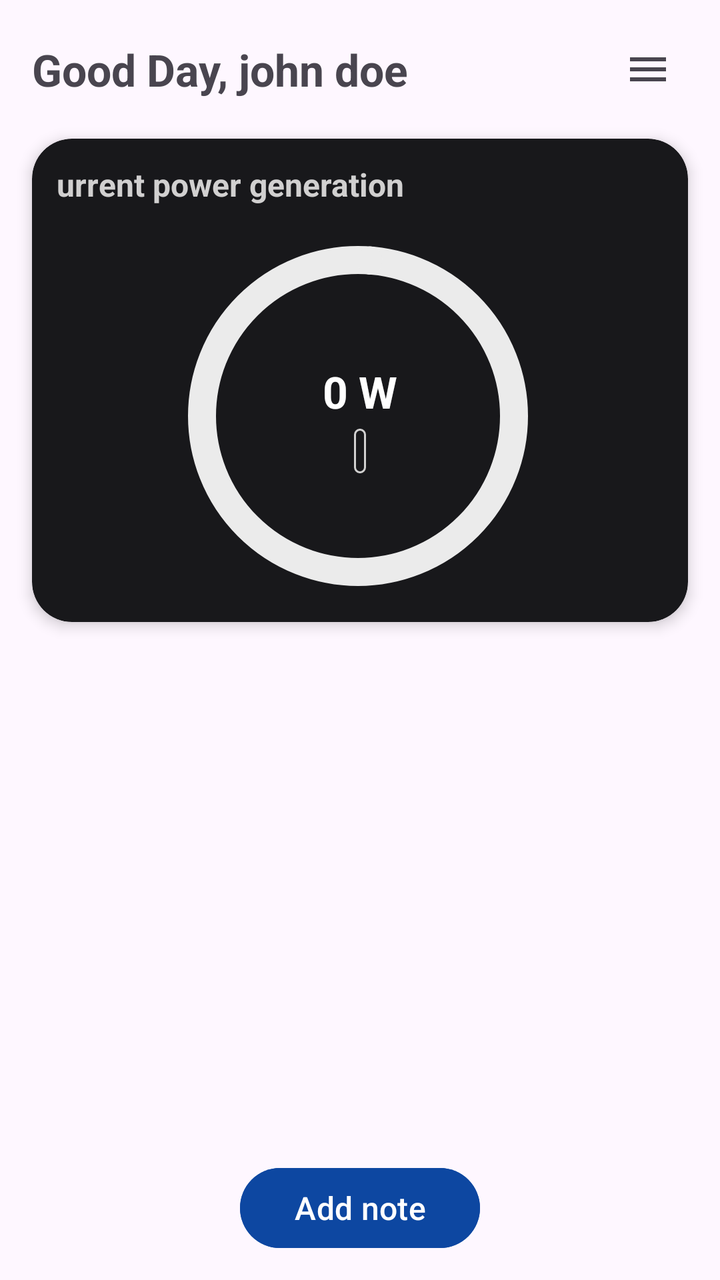
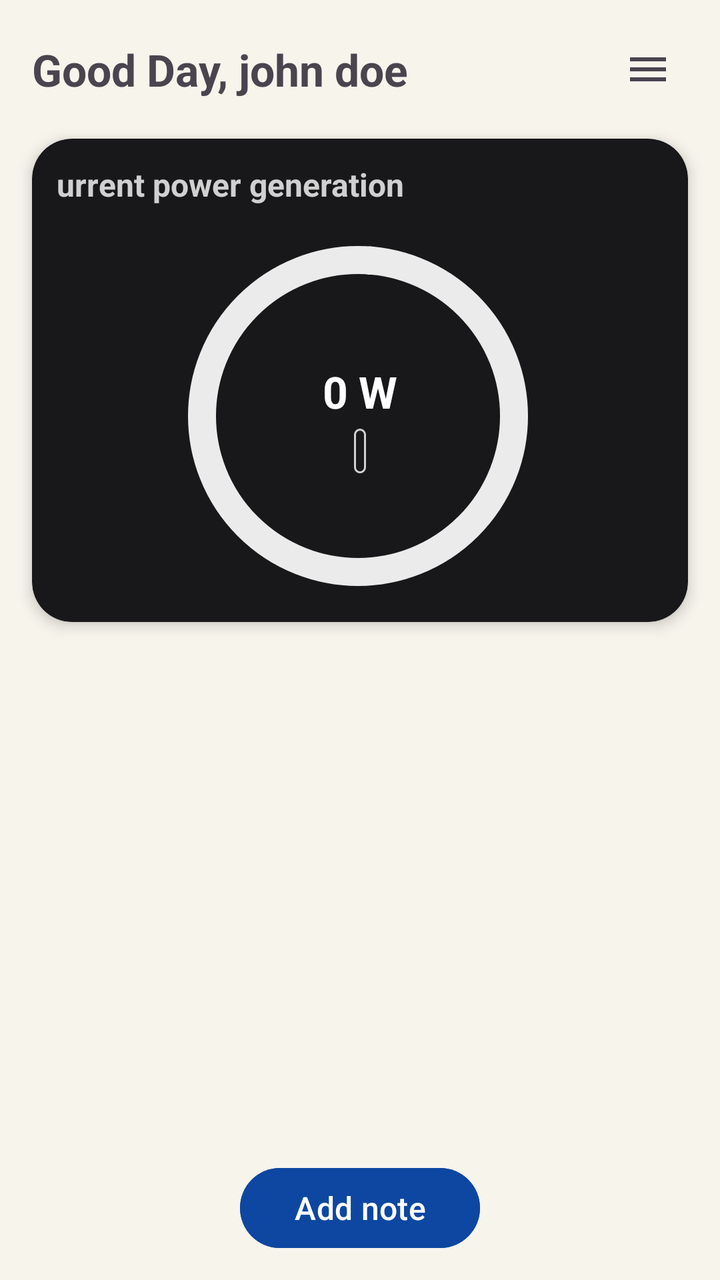

Two renders of the same Android screen: before a commit and after it. Below are the layout's source before the change and the commit's diff.
<!-- AndroidManifest.xml: application theme Theme.ApplicationLayerSoftwareFrameworkforSolarPoweredIoTSystems -->
<!-- res/layout/fragment_home.xml -->
<?xml version="1.0" encoding="utf-8"?>
<FrameLayout xmlns:android="http://schemas.android.com/apk/res/android"
    xmlns:app="http://schemas.android.com/apk/res-auto"
    xmlns:tools="http://schemas.android.com/tools"
    android:layout_width="match_parent"
    android:layout_height="match_parent"
    android:orientation="vertical"
    tools:context=".home">

   <androidx.core.widget.NestedScrollView
       android:layout_width="match_parent"
       android:layout_height="match_parent"
       android:fillViewport="true">

       <androidx.constraintlayout.widget.ConstraintLayout
           android:layout_width="match_parent"
           android:layout_height="match_parent"
           android:paddingBottom="24dp">

           <TextView
               android:id="@+id/home_greeting"
               android:layout_width="wrap_content"
               android:layout_height="wrap_content"
               android:layout_marginStart="16dp"
               android:layout_marginTop="20dp"
               android:text="Good Day, john doe"
               android:textSize="22sp"
               android:textStyle="bold"
               app:layout_constraintStart_toStartOf="parent"
               app:layout_constraintTop_toTopOf="parent" />

           <ImageView
               android:id="@+id/home_menu_icon"
               android:layout_width="40dp"
               android:layout_height="40dp"
               android:layout_marginEnd="16dp"
               android:background="?selectableItemBackground"
               android:clickable="true"
               android:contentDescription="Menu"
               android:focusable="true"
               android:padding="8dp"
               android:src="@drawable/tn_home_menu"
               app:layout_constraintBottom_toBottomOf="@+id/home_greeting"
               app:layout_constraintEnd_toEndOf="parent"
               app:layout_constraintTop_toTopOf="@+id/home_greeting"


               />

           <androidx.cardview.widget.CardView
               android:id="@+id/cardView"
               android:layout_width="0dp"
               android:layout_height="wrap_content"
               android:layout_marginStart="16dp"
               android:layout_marginEnd="16dp"
               android:layout_marginTop="20dp"
               app:cardBackgroundColor="#18181B"
               app:cardCornerRadius="20dp"
               app:cardElevation="4dp"
               app:layout_constraintEnd_toEndOf="parent"
               app:layout_constraintStart_toStartOf="parent"
               app:layout_constraintTop_toBottomOf="@+id/home_greeting">

               <LinearLayout
                   android:layout_width="match_parent"
                   android:layout_height="wrap_content"
                   android:gravity="center"
                   android:orientation="vertical"
                   android:padding="12dp"
                   android:paddingTop="10dp">

                   <TextView
                       android:layout_width="wrap_content"
                       android:layout_height="wrap_content"
                       android:layout_marginEnd="70dp"
                       android:text="@string/home_power_generation_heading"
                       android:textColor="@color/grey"
                       android:textSize="16sp"
                       android:textStyle="bold" />

                   <FrameLayout
                       android:layout_width="180dp"
                       android:layout_height="180dp"
                       android:layout_gravity="center"
                       android:layout_marginTop="16dp">

                       <com.google.android.material.progressindicator.CircularProgressIndicator
                           android:id="@+id/progress_bar"
                           android:layout_width="match_parent"
                           android:layout_height="match_parent"
                           android:indeterminate="false"
                           android:max="100"
                           app:indicatorColor="@color/otp_textColor"
                           app:indicatorSize="170dp"
                           app:trackColor="#EBEBEB"
                           app:trackCornerRadius="6dp"
                           app:trackThickness="14dp" />

                       <LinearLayout
                           android:layout_width="match_parent"
                           android:layout_height="match_parent"
                           android:gravity="center"
                           android:orientation="vertical"
                           android:padding="16dp">

                           <TextView
                               android:id="@+id/power_generation_value"
                               android:layout_width="wrap_content"
                               android:layout_height="wrap_content"
                               android:text="0 W"
                               android:textColor="@color/white"
                               android:textSize="22sp"
                               android:textStyle="bold" />

                           <TextView
                               android:id="@+id/p_device_id"
                               android:layout_width="wrap_content"
                               android:layout_height="wrap_content"
                               android:background="@drawable/solar_array_pill"
                               android:padding="3dp"
                               android:layout_marginTop="4dp"
                               android:textColor="#757575"
                               android:textSize="12sp" />

                       </LinearLayout>

                   </FrameLayout>

               </LinearLayout>

           </androidx.cardview.widget.CardView>

           <androidx.recyclerview.widget.RecyclerView
               android:id="@+id/notes_recyclerview"
               android:layout_width="match_parent"
               android:layout_height="wrap_content"
               android:overScrollMode="never"
               android:nestedScrollingEnabled="false"
               android:layout_marginStart="16dp"
               android:layout_marginEnd="16dp"
               android:layout_marginTop="5dp"
               app:layout_constraintBottom_toBottomOf="parent"
               app:layout_constraintEnd_toEndOf="parent"
               app:layout_constraintHorizontal_bias="0.0"
               app:layout_constraintStart_toStartOf="parent"
               app:layout_constraintTop_toBottomOf="@+id/cardView"
               app:layout_constraintVertical_bias="0.066" />

       </androidx.constraintlayout.widget.ConstraintLayout>

   </androidx.core.widget.NestedScrollView>

    
    <Button
        android:id="@+id/btnAddNote"
        android:layout_width="match_parent"
        android:layout_height="wrap_content"
        android:layout_gravity="bottom"
        android:layout_marginStart="120dp"
        android:layout_marginEnd="120dp"
        android:layout_marginBottom="12dp"
        android:backgroundTint="#0D47A1"
        android:text="@string/notes_mainTitle"
        android:textAllCaps="false"
        android:textColor="#ffffffff"
        android:textSize="16sp" />



</FrameLayout>
<!-- resources referenced by this layout -->
<resources>
  <color name="grey">#D1D0D0</color>
  <color name="otp_textColor">#F006E5</color>
  <color name="white">#FFFFFFFF</color>
  <!-- drawable solar_array_pill (drawable) -->
  <?xml version="1.0" encoding="utf-8"?>
  <shape xmlns:android="http://schemas.android.com/apk/res/android"
      android:shape="rectangle"
      >
      <corners android:radius="18dp"/>
      <stroke android:width="1dp" android:color="@color/grey" />
  
  
  </shape>
  <!-- drawable tn_home_menu (drawable) -->
  <vector xmlns:android="http://schemas.android.com/apk/res/android"
      android:width="24dp"
      android:height="24dp"
      android:viewportWidth="960"
      android:viewportHeight="960"
      android:tint="?attr/colorControlNormal">
    <path
        android:fillColor="@android:color/white"
        android:pathData="M120,720L120,640L840,640L840,720L120,720ZM120,520L120,440L840,440L840,520L120,520ZM120,320L120,240L840,240L840,320L120,320Z"/>
  </vector>
  <string name="home_power_generation_heading">Current power generation</string>
  <string name="notes_mainTitle">Add note</string>
  <style name="Theme.ApplicationLayerSoftwareFrameworkforSolarPoweredIoTSystems" parent="Base.Theme.ApplicationLayerSoftwareFrameworkforSolarPoweredIoTSystems" />
  <style name="Base.Theme.ApplicationLayerSoftwareFrameworkforSolarPoweredIoTSystems" parent="Theme.Material3.DayNight.NoActionBar">
          
          
      </style>
</resources>

<!-- the commit's change to res/layout/fragment_home.xml (unified diff, before → after) -->
@@ -5,6 +5,7 @@
     android:layout_width="match_parent"
     android:layout_height="match_parent"
     android:orientation="vertical"
+    android:background="@color/alert_page_background"
     tools:context=".home">
 
    <androidx.core.widget.NestedScrollView
<!-- resource entries referenced after the edit -->
@@ -1,5 +1,6 @@
 <!-- resources referenced by this layout -->
 <resources>
+  <color name="alert_page_background">#F7F4EC</color>
   <color name="grey">#D1D0D0</color>
   <color name="otp_textColor">#F006E5</color>
   <color name="white">#FFFFFFFF</color>
